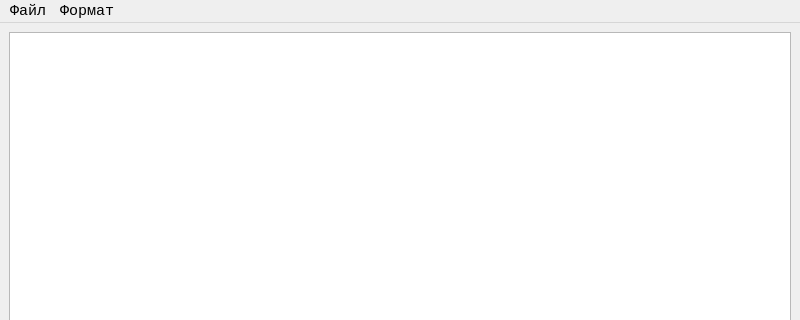
First picture: the form in mainwindow.ui, repository epetrenkodev/viewer, before the edit; both pictures show x 0 to 800 and y 0 to 320 of the 800 by 600 pixel window.
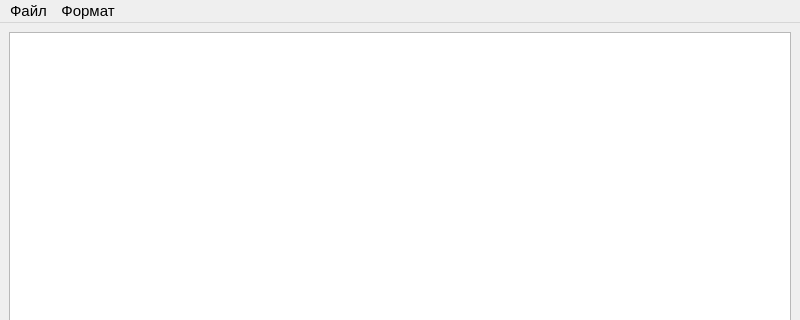
Second picture: the form after the edit.

```diff
--- a/mainwindow.ui
+++ b/mainwindow.ui
@@ -12,7 +12,6 @@
   </property>
   <property name="font">
    <font>
-    <family>Consolas</family>
     <pointsize>11</pointsize>
    </font>
   </property>
@@ -58,7 +57,7 @@
      <x>0</x>
      <y>0</y>
      <width>800</width>
-     <height>23</height>
+     <height>25</height>
     </rect>
    </property>
    <widget class="QMenu" name="file">
```
Left out of the diff: 4 changed lines with no effect on the pictures.
